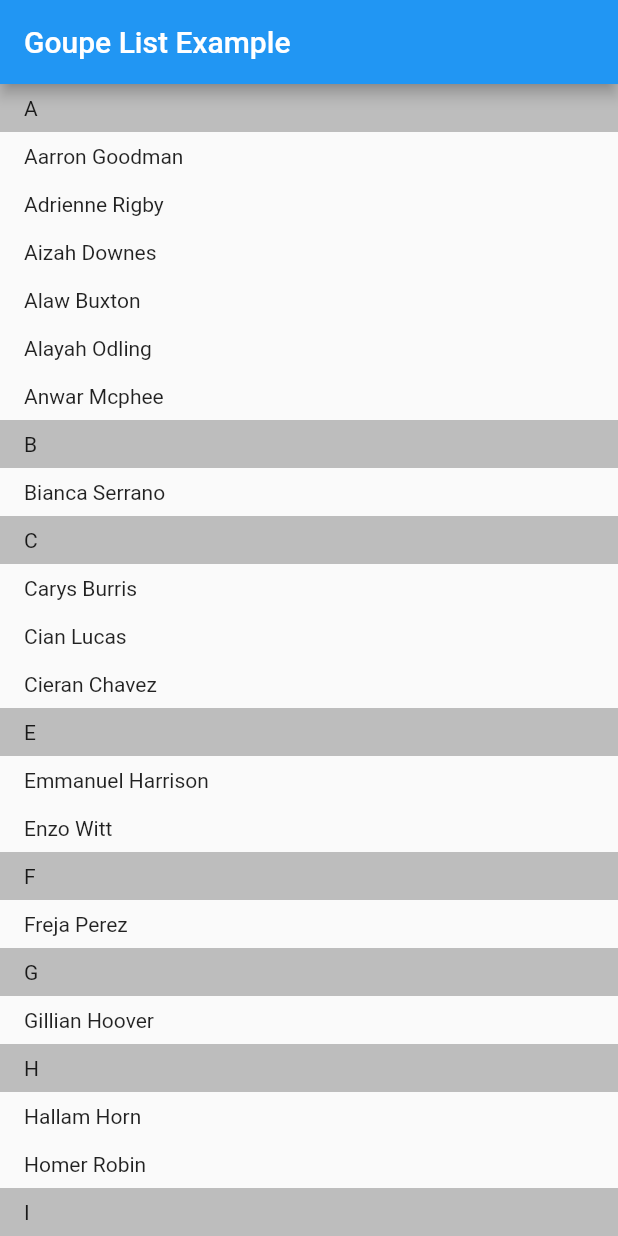
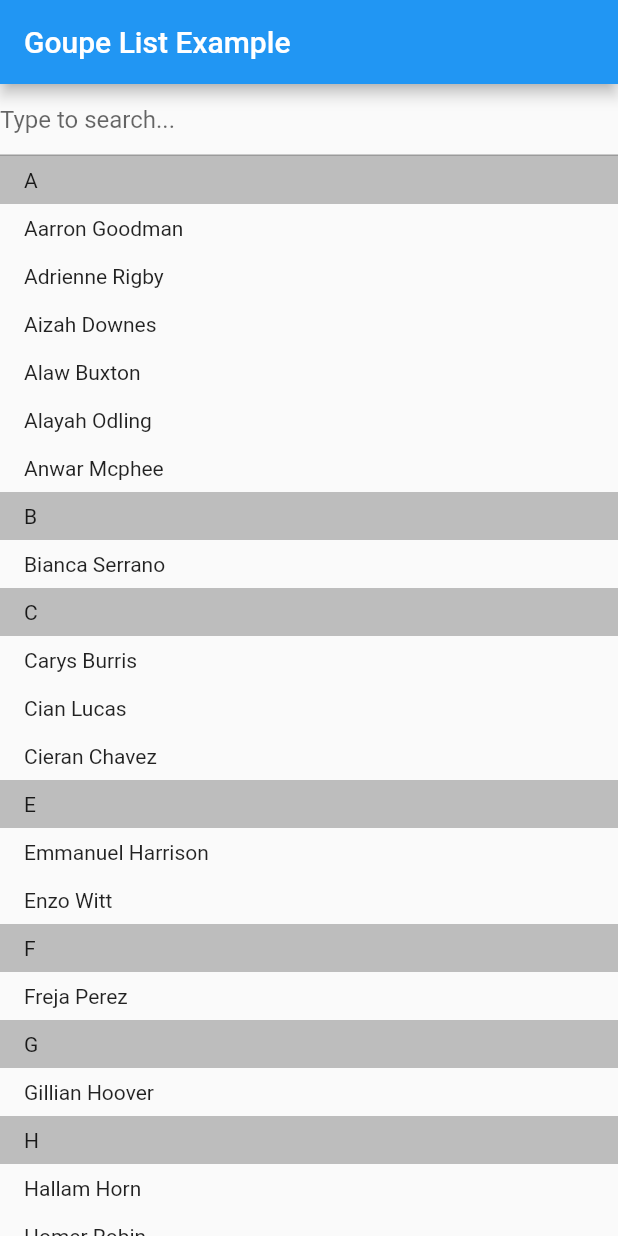
Before and after one commit to Emadeddin-eibo/group_listview, a Flutter app: the screen it shows after launch, on a phone screen of 412 x 824 dp. Run offline on Flutter 3.47's test engine with Material 2 defaults, Android fonts, the phone set to English and light mode, and no system bars.

Commit message:
Search with Grouping

```diff
--- a/lib/group_view.dart
+++ b/lib/group_view.dart
@@ -1,97 +1,99 @@
 // @dart=2.9
 import 'package:flutter/material.dart';
 
-class GroupView extends StatefulWidget {
-  final List<String> items;
+class GroupView<ItemType, HeaderType> extends StatefulWidget {
+  final List<ItemType> items;
+  final String search;
+  final HeaderType Function(ItemType) groupBy;
+  final Widget Function(BuildContext context, ItemType) itemBuilder;
+  final Widget Function(BuildContext context, HeaderType) headerBuilder;
 
   GroupView({
     Key key,
     this.items,
+    this.search,
+    this.groupBy,
+    this.itemBuilder,
+    this.headerBuilder,
   }) : super(key: key) {
-    items.sort();
+    if (items.first is Comparable)
+      items.sort();
+    else
+      items.sort((item1, item2) =>
+          ('${groupBy(item1)}').compareTo('${groupBy(item2)}'));
   }
 
   @override
-  _GroupViewState createState() => _GroupViewState();
+  _GroupViewState<ItemType, HeaderType> createState() => _GroupViewState();
 }
 
-class _GroupViewState extends State<GroupView> {
-  Map<String, List<String>> groupedItems = {};
+class _GroupViewState<ItemType, HeaderType> extends State<GroupView> {
+  Map<HeaderType, List<ItemType>> groupedItems = {};
+  List<ItemType> items = [];
 
   @override
   void initState() {
+    items = widget.items;
     groupItems();
     super.initState();
   }
 
   groupItems() {
-    for (int i = 0; i < widget.items.length; i++) {
-      var object = widget.items[i];
+    setState(() {
+      for (int i = 0; i < items.length; i++) {
+        ItemType object = items[i];
+        HeaderType key = widget.groupBy(items[i]);
 
-      if (!groupedItems.containsKey(object[0])) {
-        groupedItems[object[0]] = [];
+        if (!groupedItems.containsKey(key)) {
+          groupedItems[key] = [];
+        }
+
+        groupedItems.update(
+          key,
+          (value) => value..add(object),
+        );
       }
+    });
+  }
 
-      groupedItems.update(
-        object[0],
-        (value) => value..add(object),
-      );
-    }
+  filterItems() {
+    setState(
+      () {
+        groupedItems = {};
+        items = widget.items;
+        if (widget.search.isEmpty) return;
+        items = widget.items
+            .where(
+              (element) => element.toLowerCase().contains(
+                    widget.search.toLowerCase(),
+                  ),
+            )
+            .toList();
+      },
+    );
   }
 
   @override
   Widget build(BuildContext context) {
-    final List keys = groupedItems.keys.toList();
+    if (widget.search != null) {
+      filterItems();
+      groupItems();
+    }
+
     return ListView.builder(
       itemCount: groupedItems.keys.length,
       itemBuilder: (context, index) {
-        final currentKey = keys[index];
-        return _ValuesRow(
-          text: currentKey,
-          items: groupedItems[currentKey],
+        final currentKey = groupedItems.keys.toList()[index];
+        return Column(
+          crossAxisAlignment: CrossAxisAlignment.start,
+          children: [
+            widget.headerBuilder(context, currentKey),
+            ...groupedItems[currentKey]
+                .map((e) => widget.itemBuilder(context, e))
+                .toList(),
+          ],
         );
       },
     );
   }
 }
-
-class _KeyRow extends StatelessWidget {
-  final String text;
-
-  const _KeyRow({Key key, this.text}) : super(key: key);
-
-  @override
-  Widget build(BuildContext context) {
-    return Container(
-      width: MediaQuery.of(context).size.width,
-      color: Colors.grey[400],
-      padding: EdgeInsets.symmetric(vertical: 8, horizontal: 16),
-      child: Text(text),
-    );
-  }
-}
-
-class _ValuesRow extends StatelessWidget {
-  final List<String> items;
-  final String text;
-
-  const _ValuesRow({Key key, this.items, this.text}) : super(key: key);
-
-  @override
-  Widget build(BuildContext context) {
-    return Column(
-      crossAxisAlignment: CrossAxisAlignment.start,
-      children: [
-        _KeyRow(text: text),
-        ...items
-            .map(
-              (e) => Container(
-                margin: EdgeInsets.symmetric(vertical: 8, horizontal: 16),
-                child: Text(e),
-              ),
-            )
-            .toList(),
-      ],
-    );
-  }
-}
--- a/lib/main.dart
+++ b/lib/main.dart
@@ -12,7 +12,12 @@ class MyApp extends StatelessWidget {
   }
 }
 
-class Home extends StatelessWidget {
+class Home extends StatefulWidget {
+  @override
+  _HomeState createState() => _HomeState();
+}
+
+class _HomeState extends State<Home> {
   final items = <String>[
     'Poppie Hart',
     'Aarron Goodman',
@@ -46,7 +51,7 @@ class Home extends StatelessWidget {
     'Jac Schneider',
   ];
 
-
+  String query = '';
 
   @override
   Widget build(BuildContext context) {
@@ -54,9 +59,50 @@ class Home extends StatelessWidget {
       appBar: AppBar(
         title: Text('Goupe List Example'),
       ),
-      body: GroupView(
-        items: items,
+      body: Column(
+        children: [
+          TextField(
+            decoration: InputDecoration(hintText: 'Type to search...'),
+            onChanged: (text) => setState(() {
+              query = text;
+            }),
+          ),
+          Expanded(
+            child: GroupView(
+              items: items,
+              search: query,
+              groupBy: (item) => item[0],
+              headerBuilder: (context, headerObject) {
+                return Container(
+                  width: MediaQuery.of(context).size.width,
+                  color: Colors.grey[400],
+                  padding: EdgeInsets.symmetric(vertical: 8, horizontal: 16),
+                  child: Text(headerObject),
+                );
+              },
+              itemBuilder: (context, item) {
+                return Container(
+                  margin: EdgeInsets.symmetric(vertical: 8, horizontal: 16),
+                  child: Text(item.toString()),
+                );
+              },
+            ),
+          ),
+        ],
       ),
     );
   }
 }
+
+class Item {
+  final int id;
+  final String name;
+
+  Item(
+    this.id,
+    this.name,
+  );
+
+  @override
+  String toString() => '{id: $id, name: $name}';
+}
```
